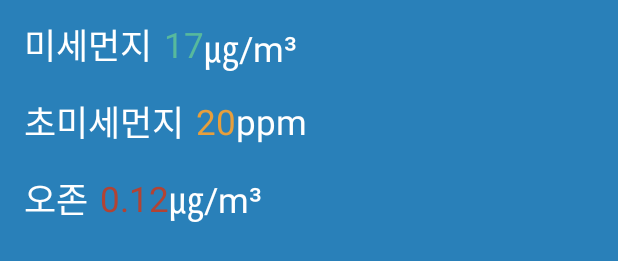
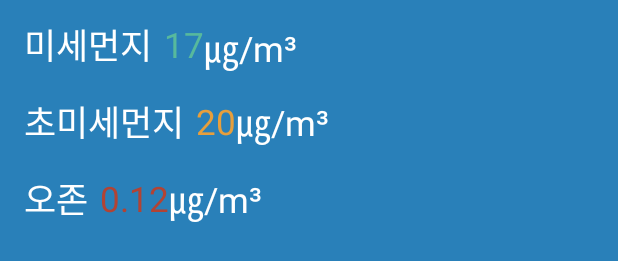
Before and after one commit to irakla/MiseAlimi, an Android app: the layout fragment_air_info.xml on its own in the app's theme, with its tools: preview values and no code run, on a phone screen of 412 x 824 dp. Shown: the part 458-719 px from the top of the screen. Run offline under Robolectric (Android 15) with nearby library versions, the phone set to English and light mode, and no system bars.

Commit message:
edit ppm

```diff
--- a/app/src/main/res/layout/fragment_air_info.xml
+++ b/app/src/main/res/layout/fragment_air_info.xml
@@ -87,7 +87,7 @@
     <TextView
             android:textSize="23dp"
             android:textColor="#ffffff"
-            android:text="ppm"
+            android:text="㎍/m³"
             android:layout_width="wrap_content"
             android:layout_height="wrap_content"
             android:id="@+id/pm25Measure" app:layout_constraintStart_toEndOf="@+id/pm25"
```
